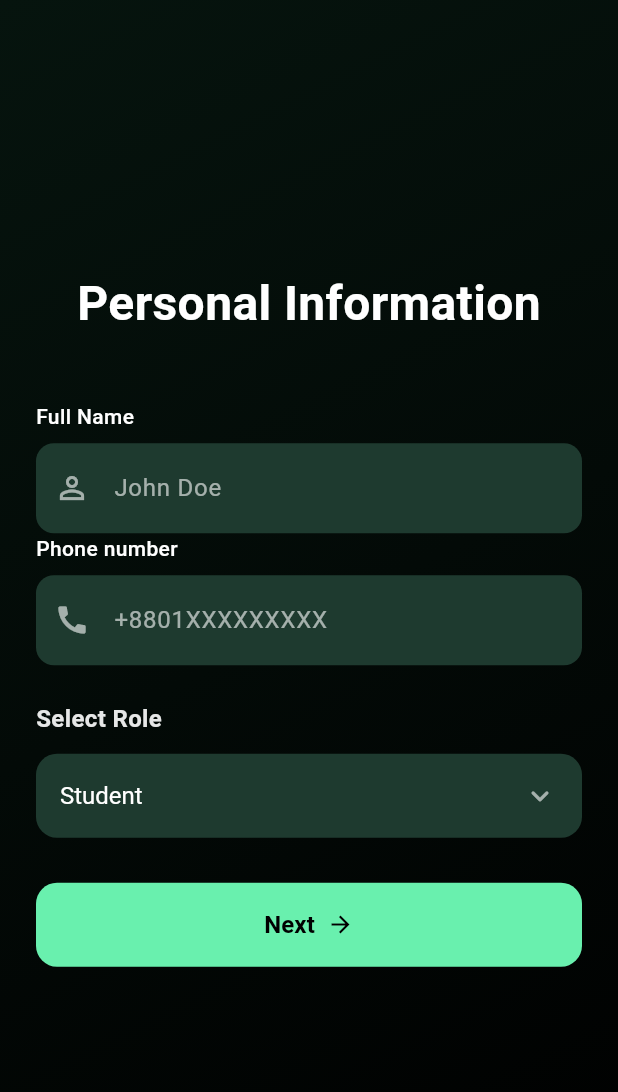
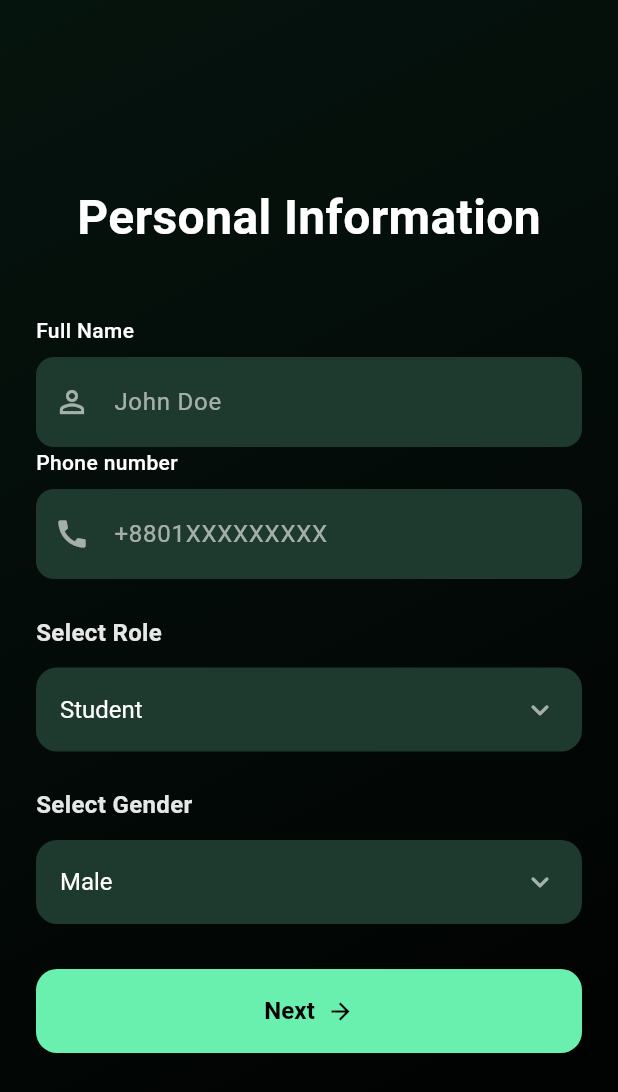
Before and after one commit to TanvirMain49/flutter_final_project, a Flutter app: the SignupDetailsScreen screen opened directly with empty values, on a phone screen of 412 x 824 dp. Shown: the top 1092 px of the screen. Run offline on Flutter 3.47's test engine with Material 3 defaults, Android fonts, the phone set to English and light mode, and no system bars; our stand-ins replace flutter_dotenv, supabase_flutter; accounts and stored records are empty.

```diff
--- a/lib/core/widgets/primary_button.dart
+++ b/lib/core/widgets/primary_button.dart
@@ -7,12 +7,14 @@ class PrimaryButton extends StatelessWidget {
   final String text;
   final VoidCallback onPressed;
   final bool isLoading;
+  final IconData icon;
 
   const PrimaryButton({
     super.key,
     required this.text,
     required this.onPressed,
     this.isLoading = false,
+    this.icon = Icons.arrow_forward,
   });
 
   @override
@@ -52,8 +54,8 @@ class PrimaryButton extends StatelessWidget {
                 ),
               ),
               const SizedBox(width: 8),
-              const Icon(
-                Icons.arrow_forward,
+              Icon(
+                icon,
                 size: 18,
               ),
             ],
--- a/lib/features/auth/screen/signup.password.dart
+++ b/lib/features/auth/screen/signup.password.dart
@@ -11,6 +11,7 @@ class SignupPasswordScreen extends StatefulWidget {
   final String name;
   final String phoneNumber;
   final String role;
+  final String gender;
 
   const SignupPasswordScreen({
     super.key,
@@ -18,6 +19,7 @@ class SignupPasswordScreen extends StatefulWidget {
     required this.name,
     required this.phoneNumber,
     required this.role,
+    required this.gender
   });
 
   @override
@@ -48,22 +50,14 @@ class _SignupPasswordScreenState extends State<SignupPasswordScreen> {
       return;
     }
 
-    // if (_controller.passwordController.text !=
-    //     _controller.confirmPasswordController.text) {
-    //   ScaffoldMessenger.of(
-    //     context,
-    //   ).showSnackBar(const SnackBar(content: Text("Passwords do not match")));
-    //   return;
-    // }
-
     // save the data in profile or user db
-
     await _controller.signUp(
       context: context,
       email: widget.email,
       name: widget.name,
       phoneNumber: widget.phoneNumber,
       role: widget.role,
+      gender:widget.gender,
       password: passwordController.text,
       confirmPassword: confirmPasswordController.text,
       onStart: () => setState(() => isLoading = true),
@@ -121,9 +115,10 @@ class _SignupPasswordScreenState extends State<SignupPasswordScreen> {
                       isLoading: isLoading,
                       onPressed: signUp,
                     ),
+                    const SizedBox(height: 16),
                     PrimaryButton(
                       text: "Back",
-                      isLoading: isLoading,
+                      icon: Icons.arrow_back,
                       onPressed: () => {
                         Navigator.push(
                           context,
--- a/lib/features/auth/screen/singnup_detail_screen.dart
+++ b/lib/features/auth/screen/singnup_detail_screen.dart
@@ -19,6 +19,7 @@ class _SignupDetailsScreenState extends State<SignupDetailsScreen> {
   final nameController = TextEditingController();
   final phoneNumberController = TextEditingController();
   String role = 'student';
+  String gender = 'male';
 
   // Dispose controllers to free up resources when
   // this State object is removed from the widget tree
@@ -127,6 +128,64 @@ class _SignupDetailsScreenState extends State<SignupDetailsScreen> {
                   ),
                 ),
 
+                const SizedBox(height: 24),
+
+                /// Gender dropdown menu
+                Align(
+                  alignment: Alignment.centerLeft,
+                  child: Text(
+                    "Select Gender",
+                    style: TextStyle(
+                      color: AppColors.white.withOpacity(0.9),
+                      fontSize: 16,
+                      fontWeight: FontWeight.w600,
+                    ),
+                  ),
+                ),
+
+                const SizedBox(height: 12),
+                Container(
+                  width: double.infinity,
+                  padding: const EdgeInsets.symmetric(
+                    horizontal: 16,
+                    vertical: 4,
+                  ),
+                  decoration: BoxDecoration(
+                    color: AppColors.inputBackground,
+                    borderRadius: BorderRadius.circular(14),
+                  ),
+                  child: DropdownButtonHideUnderline(
+                    child: DropdownButton<String>(
+                      value: gender,
+                      isExpanded: true,
+                      icon: const Icon(
+                        Icons.keyboard_arrow_down_rounded,
+                        color: AppColors.white60,
+                      ),
+                      dropdownColor: AppColors.inputBackground,
+                      style: const TextStyle(
+                        color: AppColors.white,
+                        fontSize: 16,
+                      ),
+                      onChanged: (String? newValue) {
+                        setState(() {
+                          gender = newValue!;
+                        });
+                      },
+                      items: const [
+                        DropdownMenuItem<String>(
+                          value: 'male',
+                          child: Text('Male'),
+                        ),
+                        DropdownMenuItem<String>(
+                          value: 'female',
+                          child: Text('Female'),
+                        ),
+                      ],
+                    ),
+                  ),
+                ),
+
                 const SizedBox(height: 30),
 
                 /// Next Button
@@ -154,6 +213,7 @@ class _SignupDetailsScreenState extends State<SignupDetailsScreen> {
                           name: nameController.text,
                           phoneNumber: phoneNumberController.text,
                           role: role,
+                          gender: gender,
                         ),
                       ),
                     );
```
Also changed, not shown: lib/core/services/api_service.dart (+58 -0 lines), lib/core/services/auth_service.dart (+9 -0 lines), lib/features/auth/controller/auth.controller.dart (+31 -10 lines), 1 other file.
